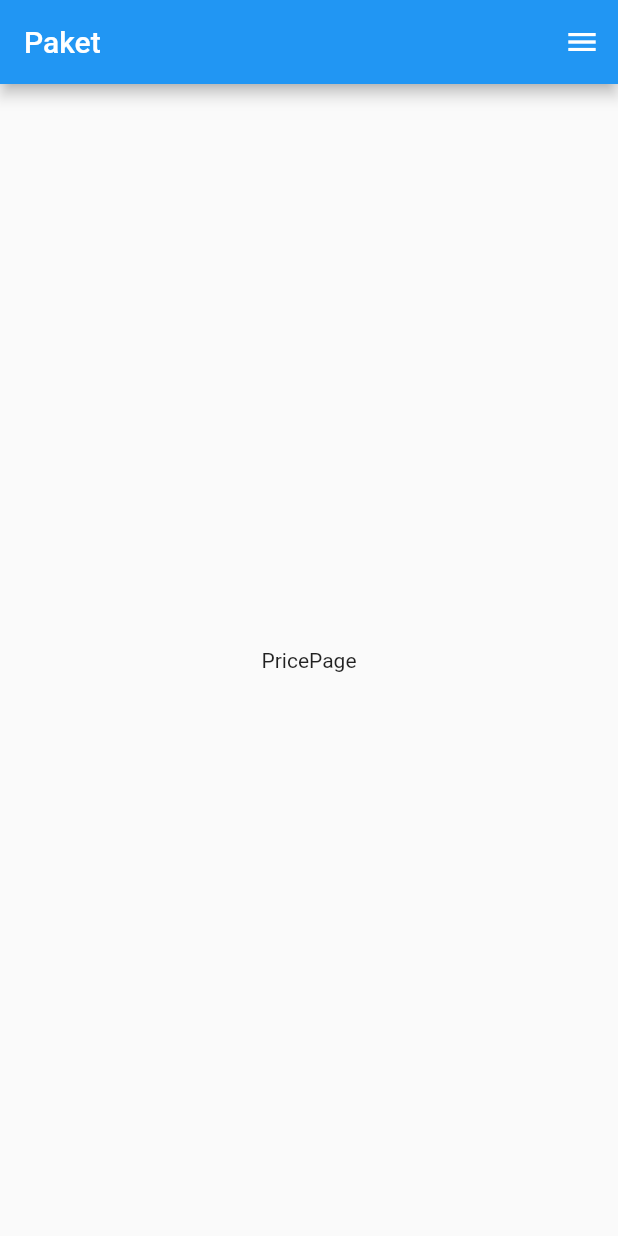
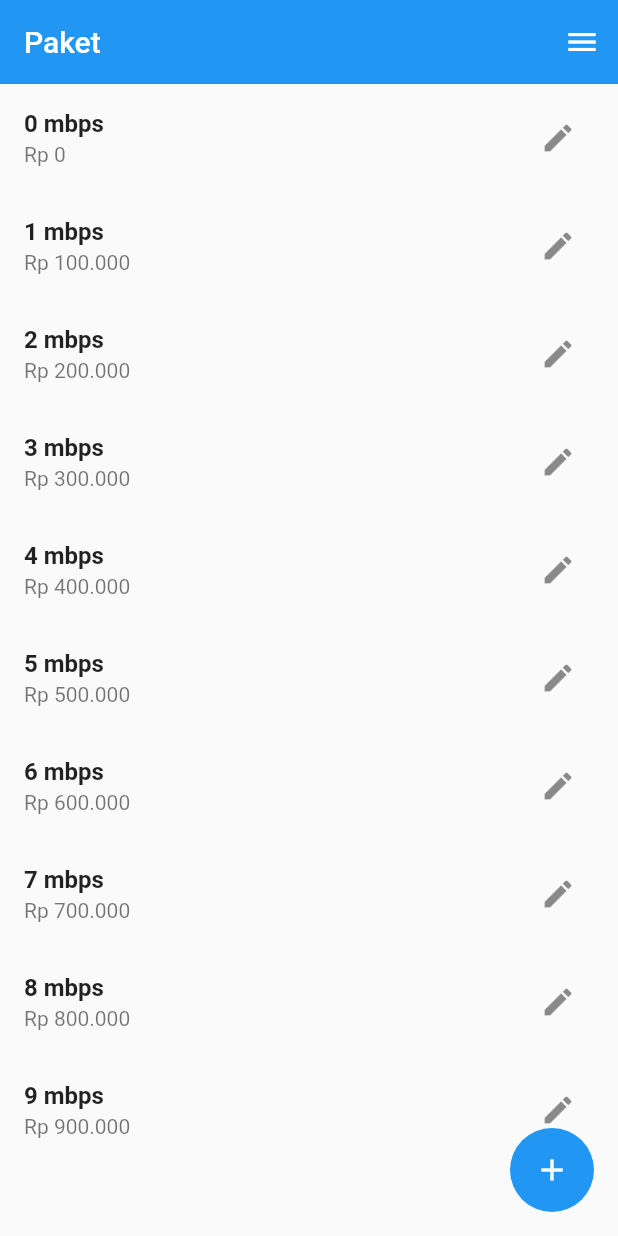
Before and after one commit to rozakia-ch/invoice, a Flutter app: the screen it shows after launch, in the side drawer, after a tap on "Paket", on a phone screen of 412 x 824 dp. Run offline on Flutter 3.47's test engine with Material 2 defaults, Android fonts, the phone set to English and light mode, and no system bars.

Commit message:
ui package page

```diff
--- a/lib/constants/constants.dart
+++ b/lib/constants/constants.dart
@@ -1,3 +1,5 @@
+import 'package:intl/intl.dart';
+
 const String dateTimeFormat = "EEEE, d MMMM yyyy HH:mm:ss";
 const String dateFormat = "d MMM yyyy";
 const String timeFormat = "HH:mm:ss";
@@ -15,3 +17,14 @@ const List<String> nameMonth = [
   'November',
   'Desember'
 ];
+
+class CurrencyFormat {
+  static String convertToIdr(dynamic number, int decimalDigit) {
+    NumberFormat currencyFormatter = NumberFormat.currency(
+      locale: 'id',
+      symbol: 'Rp ',
+      decimalDigits: decimalDigit,
+    );
+    return currencyFormatter.format(number);
+  }
+}
--- /dev/null
+++ b/lib/ui/pages/paket/package_page.dart
@@ -0,0 +1,52 @@
+import 'package:flutter/material.dart';
+import 'package:invoice/constants/constants.dart';
+import 'package:invoice/ui/widgets/app_drawer.dart';
+import 'package:invoice/ui/widgets/app_will_pop_scope.dart';
+
+class PackagePage extends StatelessWidget {
+  const PackagePage({Key? key}) : super(key: key);
+
+  @override
+  Widget build(BuildContext context) {
+    final _items = List<String>.generate(10, (i) => '$i mbps');
+    return AppWillPopScope(
+      child: Scaffold(
+        endDrawer: const AppDrawer(),
+        appBar: AppBar(
+          elevation: 0,
+          title: const Text("Paket"),
+        ),
+        floatingActionButton: FloatingActionButton(
+          elevation: 0,
+          child: const Icon(Icons.add),
+          onPressed: () {
+            Navigator.pushNamed(context, '/form-paket-page');
+          },
+        ),
+        body: ListView.builder(
+          // padding: const EdgeInsets.symmetric(vertical: 20.0, horizontal: 10.0),
+          itemCount: _items.length,
+          itemBuilder: (context, index) {
+            return ListTile(
+              title: Text(
+                _items[index],
+                style: const TextStyle(fontWeight: FontWeight.w600),
+              ),
+              subtitle: Text(CurrencyFormat.convertToIdr(index * 100000, 0)),
+              trailing: IconButton(
+                onPressed: () {
+                  Navigator.pushNamed(
+                    context,
+                    '/form-paket-page',
+                    arguments: {},
+                  );
+                },
+                icon: const Icon(Icons.edit),
+              ),
+            );
+          },
+        ),
+      ),
+    );
+  }
+}
--- a/lib/ui/pages/price_page.dart
+++ /dev/null
@@ -1,22 +0,0 @@
-import 'package:flutter/material.dart';
-import 'package:invoice/ui/widgets/app_drawer.dart';
-import 'package:invoice/ui/widgets/app_will_pop_scope.dart';
-
-class PricePage extends StatelessWidget {
-  const PricePage({Key? key}) : super(key: key);
-
-  @override
-  Widget build(BuildContext context) {
-    return AppWillPopScope(
-      child: Scaffold(
-        endDrawer: const AppDrawer(),
-        appBar: AppBar(
-          title: const Text("Paket"),
-        ),
-        body: const Center(
-          child: Text("PricePage"),
-        ),
-      ),
-    );
-  }
-}
--- a/lib/ui/pages/tax_page.dart
+++ b/lib/ui/pages/tax_page.dart
@@ -24,9 +24,10 @@ class TaxPage extends StatelessWidget {
             child: Column(
               children: [
                 NumberFormFieldWidget(
-                  text: "PPN",
+                  text: "PPN\t",
                   controller: _taxController,
                   suffixText: "%",
+                  autofocus: true,
                 ),
                 const SizedBox(height: 10.0),
                 SizedBox(
--- a/lib/ui/routes/app_router.dart
+++ b/lib/ui/routes/app_router.dart
@@ -1,7 +1,8 @@
 import 'package:flutter/material.dart';
 import 'package:invoice/ui/pages/home_page.dart';
 import 'package:invoice/ui/pages/note_page.dart';
-import 'package:invoice/ui/pages/price_page.dart';
+import 'package:invoice/ui/pages/paket/form_paket.dart';
+import 'package:invoice/ui/pages/paket/package_page.dart';
 import 'package:invoice/ui/pages/tax_page.dart';
 
 class AppRoutes {
@@ -10,8 +11,10 @@ class AppRoutes {
     switch (settings.name) {
       case '/':
         return MaterialPageRoute(builder: (_) => const HomePage());
-      case '/price-page':
-        return MaterialPageRoute(builder: (_) => const PricePage());
+      case '/package-page':
+        return MaterialPageRoute(builder: (_) => const PackagePage());
+      case '/form-paket-page':
+        return MaterialPageRoute(builder: (_) => const FormPaket());
       case '/tax-page':
         return MaterialPageRoute(builder: (_) => const TaxPage());
       case '/note-page':
--- a/lib/ui/widgets/app_drawer.dart
+++ b/lib/ui/widgets/app_drawer.dart
@@ -18,7 +18,8 @@ class AppDrawer extends StatelessWidget {
           _drawerItem(
             icon: Icons.money,
             text: 'Paket',
-            onTap: () => Navigator.pushReplacementNamed(context, "/price-page"),
+            onTap: () =>
+                Navigator.pushReplacementNamed(context, "/package-page"),
           ),
           _drawerItem(
             icon: Icons.add_chart,
@@ -46,17 +47,38 @@ class AppDrawer extends StatelessWidget {
         ),
       ),
       child: Stack(
-        children: const [
+        children: [
           Positioned(
             bottom: 12.0,
             left: 16.0,
-            child: Text(
+            child: Column(
+              crossAxisAlignment: CrossAxisAlignment.start,
+              children: [
+                const Text(
                   "Invoice App",
                   style: TextStyle(
                     color: Colors.white,
                     fontSize: 20.0,
+                    fontWeight: FontWeight.w600,
+                  ),
+                ),
+                RichText(
+                  text: const TextSpan(
+                    text: 'Created By: ',
+                    style: TextStyle(
+                      color: Colors.white,
+                      fontSize: 12.0,
                       fontWeight: FontWeight.w500,
                     ),
+                    children: <TextSpan>[
+                      TextSpan(
+                        text: 'Rozakia',
+                        style: TextStyle(fontWeight: FontWeight.bold),
+                      ),
+                    ],
+                  ),
+                ),
+              ],
             ),
           ),
         ],
--- a/pubspec.yaml
+++ b/pubspec.yaml
@@ -34,6 +34,7 @@ dependencies:
   # The following adds the Cupertino Icons font to your application.
   # Use with the CupertinoIcons class for iOS style icons.
   cupertino_icons: ^1.0.4
+  intl: ^0.17.0
 
 dev_dependencies:
   flutter_test:
```
Also changed, not shown: lib/ui/pages/paket/form_paket.dart (added, +75 -0 lines), lib/ui/widgets/number_form_field_widget.dart (+9 -0 lines), pubspec.lock. Lines whose indentation alone changed are shown as unchanged.
